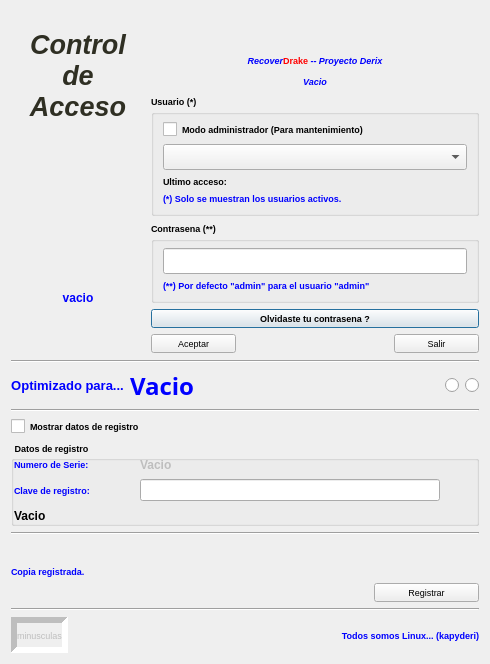
Before: the Qt Designer form .Sincrono/acceso.ui in kapyderi/recoverdrake-v3, drawn with Qt 5.
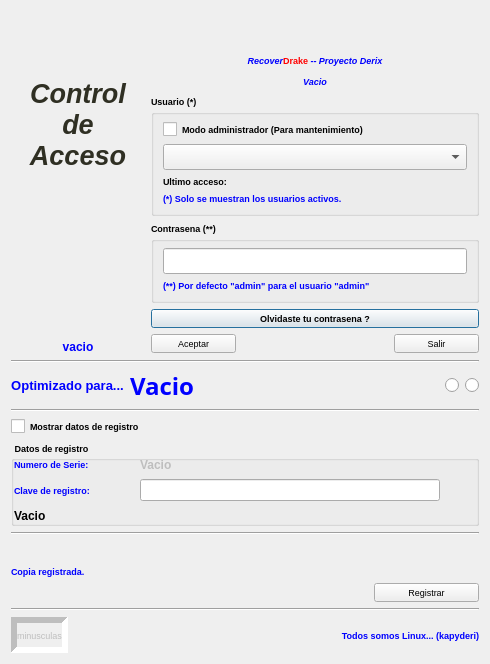
After: the same form once the commit is applied. Icons and pictures are not drawn.

The edit to the form file:
```diff
--- a/.Sincrono/acceso.ui
+++ b/.Sincrono/acceso.ui
@@ -78,6 +78,12 @@
      </item>
      <item row="2" column="0" colspan="2">
       <widget class="QLabel" name="label_20">
+       <property name="sizePolicy">
+        <sizepolicy hsizetype="Preferred" vsizetype="Fixed">
+         <horstretch>0</horstretch>
+         <verstretch>0</verstretch>
+        </sizepolicy>
+       </property>
        <property name="font">
         <font>
          <pointsize>9</pointsize>
```
